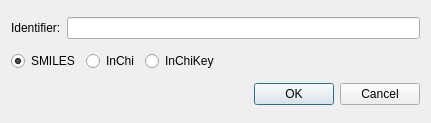
This is src/Main/InsertMoleculeDialog.ui in nutjunkie/IQmol as Qt 5 draws it before an edit. The edited form follows.
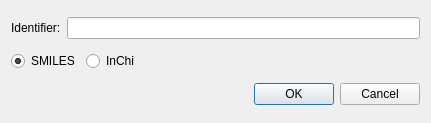
This is the edited form.

Commit message: Improved support for inserting molecule by ID (InChi etc)

The edit to the form file:
```diff
--- a/src/Main/InsertMoleculeDialog.ui
+++ b/src/Main/InsertMoleculeDialog.ui
@@ -47,13 +47,6 @@
        </property>
       </widget>
      </item>
-     <item>
-      <widget class="QRadioButton" name="inchikey">
-       <property name="text">
-        <string>InChiKey</string>
-       </property>
-      </widget>
-     </item>
      <item>
       <spacer name="horizontalSpacer">
        <property name="orientation">
```
The commit also changes 5 other files.
